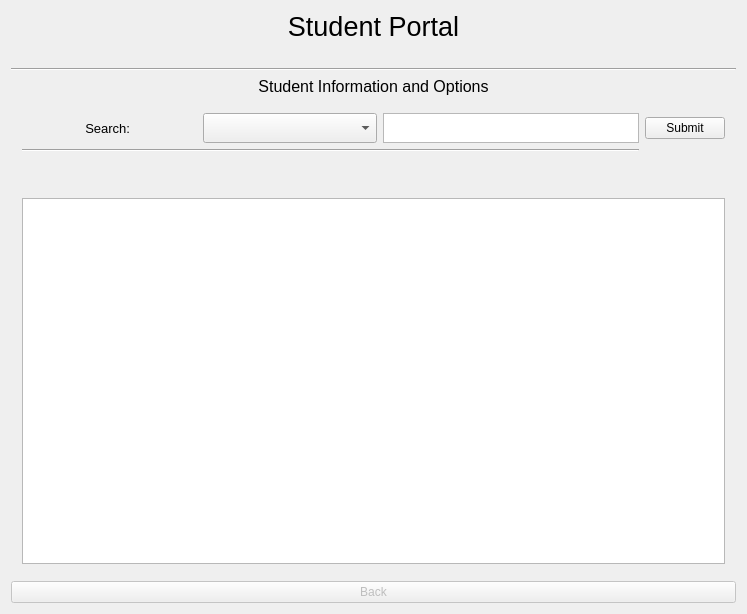
Above: Form Files/studentView.ui from alixabahena/SIMS before the change. Below: the same form after it.
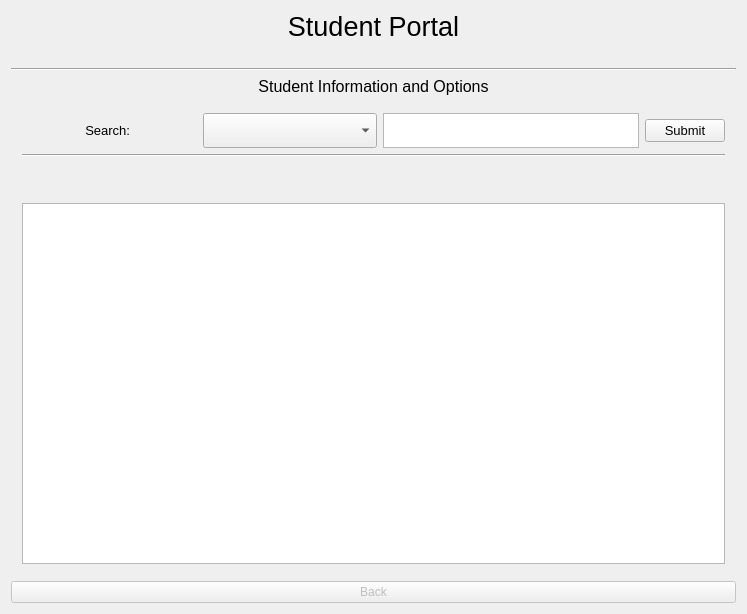
That is the form after the change.

Commit message: edited the view classes ui to scale better

```diff
--- a/Form Files/studentView.ui
+++ b/Form Files/studentView.ui
@@ -287,9 +287,14 @@
              <property name="maximumSize">
               <size>
                <width>16777215</width>
-               <height>30</height>
+               <height>35</height>
               </size>
              </property>
+             <property name="font">
+              <font>
+               <pointsize>10</pointsize>
+              </font>
+             </property>
              <property name="inputMethodHints">
               <set>Qt::ImhNone</set>
              </property>
@@ -338,13 +343,6 @@
              </property>
             </widget>
            </item>
-           <item row="1" column="0" colspan="3">
-            <widget class="Line" name="line_3">
-             <property name="orientation">
-              <enum>Qt::Horizontal</enum>
-             </property>
-            </widget>
-           </item>
            <item row="0" column="1">
             <widget class="QComboBox" name="classesSearchBox">
              <property name="sizePolicy">
@@ -362,6 +360,11 @@
            </item>
            <item row="0" column="3">
             <widget class="QPushButton" name="searchButton">
+             <property name="font">
+              <font>
+               <pointsize>10</pointsize>
+              </font>
+             </property>
              <property name="text">
               <string>Submit</string>
              </property>
@@ -370,6 +373,13 @@
            <item row="3" column="0" colspan="4">
             <widget class="QTableView" name="classesView"/>
            </item>
+           <item row="1" column="0" colspan="4">
+            <widget class="Line" name="line_3">
+             <property name="orientation">
+              <enum>Qt::Horizontal</enum>
+             </property>
+            </widget>
+           </item>
           </layout>
          </item>
         </layout>
```
The commit also changes 1 other file.
